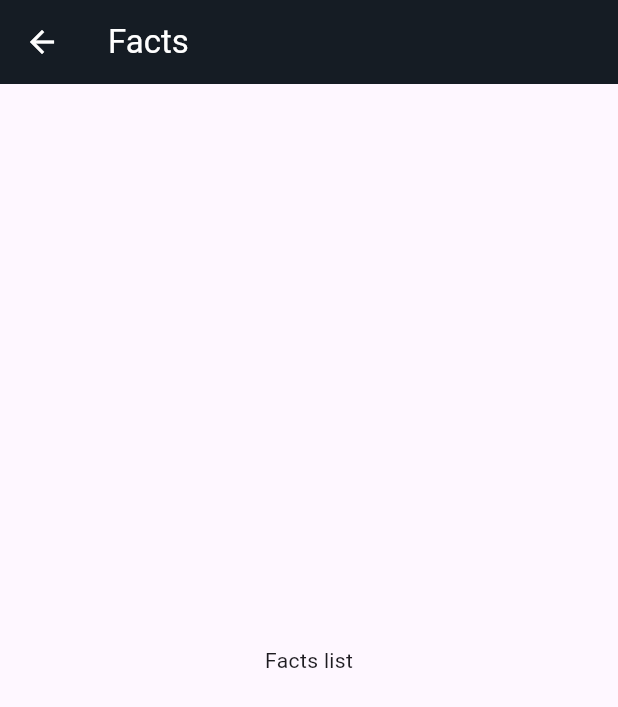
After one commit to igornazarov1991/humble-counter, a Flutter app: the screen it shows after launch, after a tap on "Start timer", after a tap on "Stop timer", after a tap on "Facts", on a phone screen of 412 x 824 dp. The commit adds this screen. Shown: the top 707 px of the screen. Run offline on Flutter 3.47's test engine with Material 2 defaults, Android fonts, the phone set to English and light mode, and no system bars.

Commit message:
Add facts list page

```diff
--- a/lib/counter.dart
+++ b/lib/counter.dart
@@ -3,24 +3,15 @@ import 'dart:async';
 import 'package:flutter/foundation.dart';
 import 'package:flutter/material.dart';
 import 'package:provider/provider.dart';
-import 'package:http/http.dart' as http;
 import 'package:humble_counter/configs.dart';
-
-Future<String> fetchFact(int number) async {
-  final response = await http
-      .get(Uri.parse('http://www.numbersapi.com/$number'));
-
-  if (response.statusCode == 200) {
-    return response.body;
-  } else {
-    throw Exception('Failed to load fact');
-  }
-}
+import 'package:humble_counter/fact.dart';
+import 'package:humble_counter/facts_page.dart';
 
 class Counter with ChangeNotifier {
   int value = 0;
   String? fact;
   bool isLoadingFact = false;
+  bool isSavingFact = false;
   bool isTimerOn = false;
 
   Timer? _timer;
@@ -55,6 +46,17 @@ class Counter with ChangeNotifier {
     notifyListeners();
   }
 
+  void saveFact() {
+    final factString = fact;
+    if (factString != null) {
+      isSavingFact = true;
+      notifyListeners();
+
+      final factToWrite = Fact(number: value, fact: factString);
+      writeFact(factToWrite);
+    }
+  }
+
   void toggleTimer() {
     isTimerOn = !isTimerOn;
     notifyListeners();
@@ -87,6 +89,15 @@ class _CounterPageState extends State<CounterPage> {
         backgroundColor: AppColors.mainBackground,
         foregroundColor: Colors.white,
         title: Text(widget.title),
+        actions: [
+          TextButton(
+            style: Styles.textButtonStyle,
+            onPressed: () {
+              _showFacts(context);
+            },
+            child: const Text('Facts'),
+          )
+        ],
       ),
       backgroundColor: AppColors.mainBackground,
       body: Consumer<Counter>(
@@ -151,18 +162,39 @@ class _CounterPageState extends State<CounterPage> {
                           _ActivityIndicator(),
                       ],
                     ),
-                    if (counter.fact != null) Text(
-                      '"${counter.fact}"',
-                      style: const TextStyle(
-                        color: Colors.white,
-                        fontStyle: FontStyle.italic,
-                      ),
+                    if (counter.fact != null) Column(
+                      children: [
+                        Text(
+                          '"${counter.fact}"',
+                          style: const TextStyle(
+                            color: Colors.white,
+                            fontStyle: FontStyle.italic,
+                          ),
+                        ),
+                        Row(
+                          children: [
+                            TextButton(
+                              style: Styles.textButtonStyle,
+                              onPressed: counter.saveFact,
+                              child: const Text('Save'),
+                            ),
+                          ],
+                        )
+                      ],
                     ),
                   ],
                 )
             ),
           ],
         ),
+      ),
+    );
+  }
+
+  void _showFacts(BuildContext context) {
+    Navigator.of(context).push(
+      MaterialPageRoute(
+        builder: (context) => const FactsPage(),
       ),
     );
   }
--- /dev/null
+++ b/lib/fact.dart
@@ -0,0 +1,46 @@
+import 'dart:convert';
+import 'dart:io';
+
+import 'package:json_annotation/json_annotation.dart';
+import 'package:http/http.dart' as http;
+import 'package:path_provider/path_provider.dart';
+
+part 'fact.g.dart';
+
+@JsonSerializable()
+class Fact {
+  const Fact({required this.number, required this.fact});
+
+  final int number;
+  final String fact;
+
+  factory Fact.fromJson(Map<String, dynamic> json) => _$FactFromJson(json);
+  Map<String, dynamic> toJson() => _$FactToJson(this);
+}
+
+Future<String> fetchFact(int number) async {
+  final response = await http
+      .get(Uri.parse('http://www.numbersapi.com/$number'));
+
+  if (response.statusCode == 200) {
+    return response.body;
+  } else {
+    throw Exception('Failed to load fact');
+  }
+}
+
+Future<String> get localPath async {
+  final directory = await getApplicationDocumentsDirectory();
+  return directory.path;
+}
+
+Future<File> get localFile async {
+  final path = await localPath;
+  return File('$path/counter.txt');
+}
+
+Future<File> writeFact(Fact fact) async {
+  final file = await localFile;
+  String json = jsonEncode(fact);
+  return file.writeAsString(json);
+}
--- /dev/null
+++ b/lib/facts_page.dart
@@ -0,0 +1,25 @@
+import 'package:flutter/material.dart';
+import 'package:humble_counter/configs.dart';
+
+class FactsPage extends StatefulWidget {
+  const FactsPage({super.key});
+
+  @override
+  State<FactsPage> createState() => _FactsPageState();
+}
+
+class _FactsPageState extends State<FactsPage> {
+  @override
+  Widget build(BuildContext context) {
+    return Scaffold(
+      appBar: AppBar(
+        backgroundColor: AppColors.mainBackground,
+        foregroundColor: Colors.white,
+        title: const Text('Facts'),
+      ),
+      body: const Center(
+        child: Text('Facts list'),
+      ),
+    );
+  }
+}
--- a/pubspec.yaml
+++ b/pubspec.yaml
@@ -37,6 +37,8 @@ dependencies:
   cupertino_icons: ^1.0.2
   provider: ^6.0.5
   http: ^1.1.0
+  path_provider: ^2.1.1
+  json_annotation: ^4.8.1
 
 dev_dependencies:
   flutter_test:
@@ -48,6 +50,8 @@ dev_dependencies:
   # package. See that file for information about deactivating specific lint
   # rules and activating additional ones.
   flutter_lints: ^2.0.0
+  build_runner: ^2.4.6
+  json_serializable: ^6.7.1
 
 # For information on the generic Dart part of this file, see the
 # following page: https://dart.dev/tools/pub/pubspec
```
Also changed, not shown: lib/fact.g.dart (added), pubspec.lock, 9 other files.
